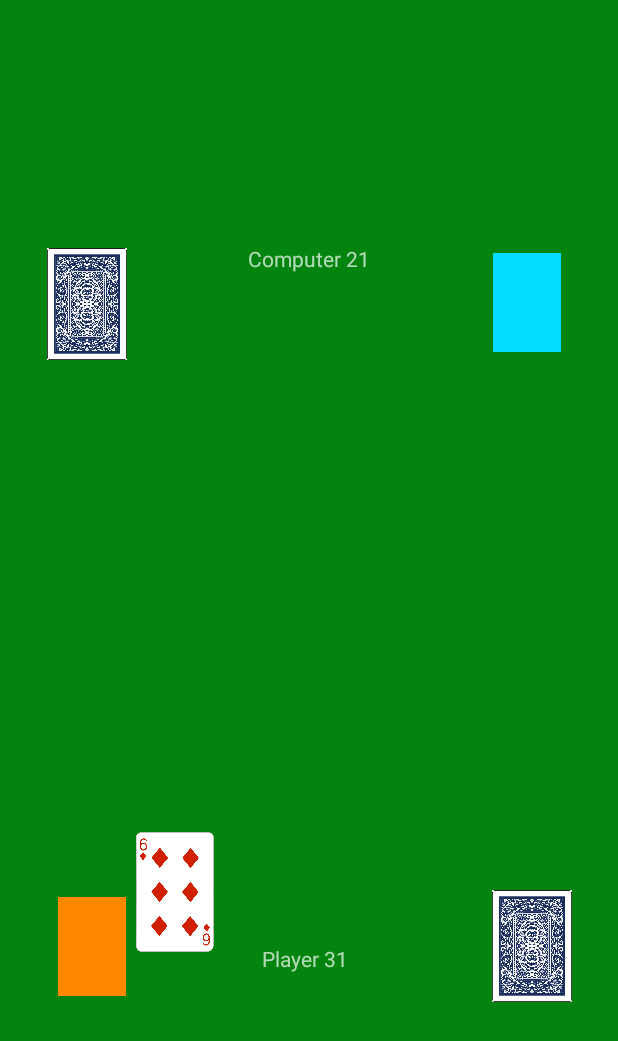
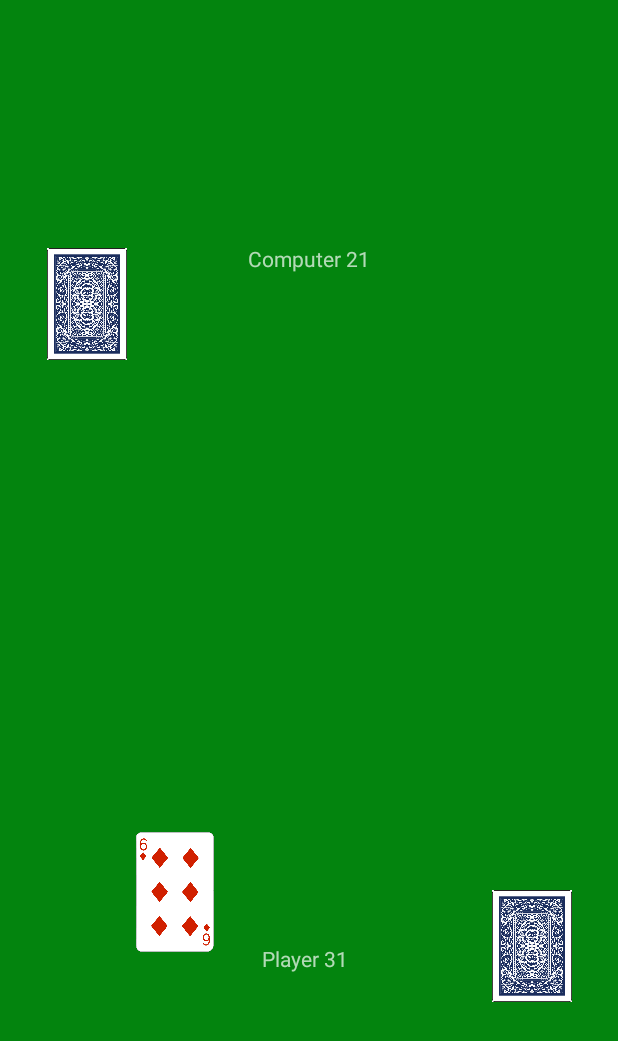
Before and after one commit to jperez25/mobileApp, an Android app: the MainActivity screen opened directly, with no data from a screen before it, after a tap on an icon or button, on a phone screen of 412 x 824 dp. Shown: the top 1041 px of the screen. Run offline under Robolectric (Android 15) with nearby library versions, the phone set to English and light mode, and no system bars; 1 other tap on this screen came first.

Commit message:
little better animation

```diff
--- a/app/src/main/java/com/press/jsnake/war/Animations.java
+++ b/app/src/main/java/com/press/jsnake/war/Animations.java
@@ -119,7 +119,7 @@ public class Animations {
                     playerFaceDownCards[i].setLayoutParams(new android.view.ViewGroup.LayoutParams(100,100));
                     playerFaceDownCards[i].setMaxHeight(80);
                     playerFaceDownCards[i].setMaxWidth(53);
-                    playerFaceDownCards[i].setImageResource(R.drawable.yellow_back);
+                    playerFaceDownCards[i].setImageResource(R.drawable.back_card);
                     playerFaceDownCards[i].setX(1200);
                     playerFaceDownCards[i].setY(1600);
 
@@ -131,7 +131,7 @@ public class Animations {
                 i = 0;
                 for (ImageView img: playerFaceDownCards) {
                     //initialize animation
-                    aniX = ObjectAnimator.ofFloat(playerFaceDownCards[i],"x", 100f);
+                    aniX = ObjectAnimator.ofFloat(playerFaceDownCards[i],"x", 100f + i*50 );
                     aniY = ObjectAnimator.ofFloat(playerFaceDownCards[i],"y", 1600f);
                     aniX.setDuration(1000); //milli
                     aniY.setDuration(1000); //milli
@@ -148,7 +148,7 @@ public class Animations {
                     comFaceDownCards[i].setLayoutParams(new android.view.ViewGroup.LayoutParams(100,100));
                     comFaceDownCards[i].setMaxHeight(80);
                     comFaceDownCards[i].setMaxWidth(53);
-                    comFaceDownCards[i].setImageResource(R.drawable.yellow_back);
+                    comFaceDownCards[i].setImageResource(R.drawable.back_card);
                     comFaceDownCards[i].setX(100);
                     comFaceDownCards[i].setY(100);
 
@@ -159,7 +159,7 @@ public class Animations {
                 i = 0;
                 for (ImageView img: playerFaceDownCards) {
                     //initialize animation
-                    aniX = ObjectAnimator.ofFloat(comFaceDownCards[i],"x", 1200f);
+                    aniX = ObjectAnimator.ofFloat(comFaceDownCards[i],"x", 1200f - i*50);
                     aniY = ObjectAnimator.ofFloat(comFaceDownCards[i],"y", 100);
                     aniX.setDuration(1000); //milli
                     aniY.setDuration(1000); //milli
--- a/app/src/main/res/layout/fragment_play_area.xml
+++ b/app/src/main/res/layout/fragment_play_area.xml
@@ -36,31 +36,6 @@
         android:src="@drawable/back_card"
         app:layout_constraintBottom_toBottomOf="parent"
         app:layout_constraintEnd_toEndOf="parent" />
-
-
-    <ImageView
-        android:id="@+id/imageView6"
-        android:layout_width="45dp"
-        android:layout_height="66dp"
-        android:src="@android:color/holo_blue_bright"
-        app:layout_constraintBottom_toBottomOf="parent"
-        app:layout_constraintEnd_toEndOf="parent"
-        app:layout_constraintHorizontal_bias="0.952"
-        app:layout_constraintStart_toStartOf="parent"
-        app:layout_constraintTop_toTopOf="parent"
-        app:layout_constraintVertical_bias="0.031" />
-
-    <ImageView
-        android:id="@+id/imageView7"
-        android:layout_width="45dp"
-        android:layout_height="66dp"
-        android:src="@android:color/holo_orange_dark"
-        app:layout_constraintBottom_toBottomOf="parent"
-        app:layout_constraintEnd_toEndOf="parent"
-        app:layout_constraintHorizontal_bias="0.047"
-        app:layout_constraintStart_toStartOf="parent"
-        app:layout_constraintTop_toTopOf="parent"
-        app:layout_constraintVertical_bias="0.968" />
 
 
     <TextView
```
